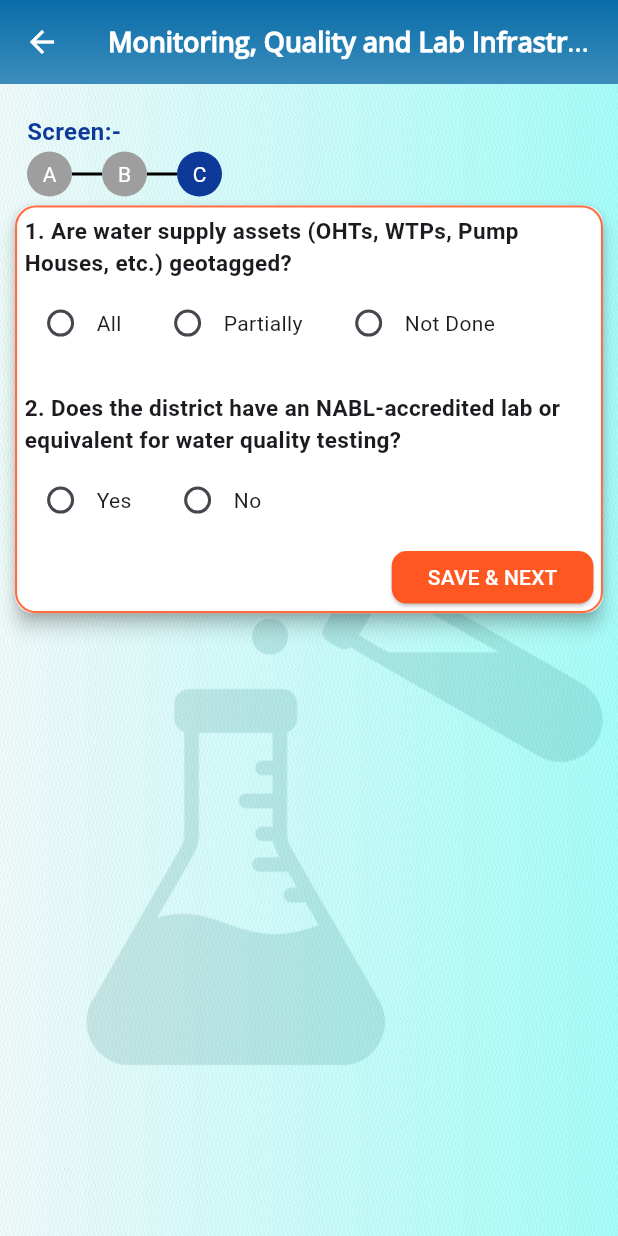
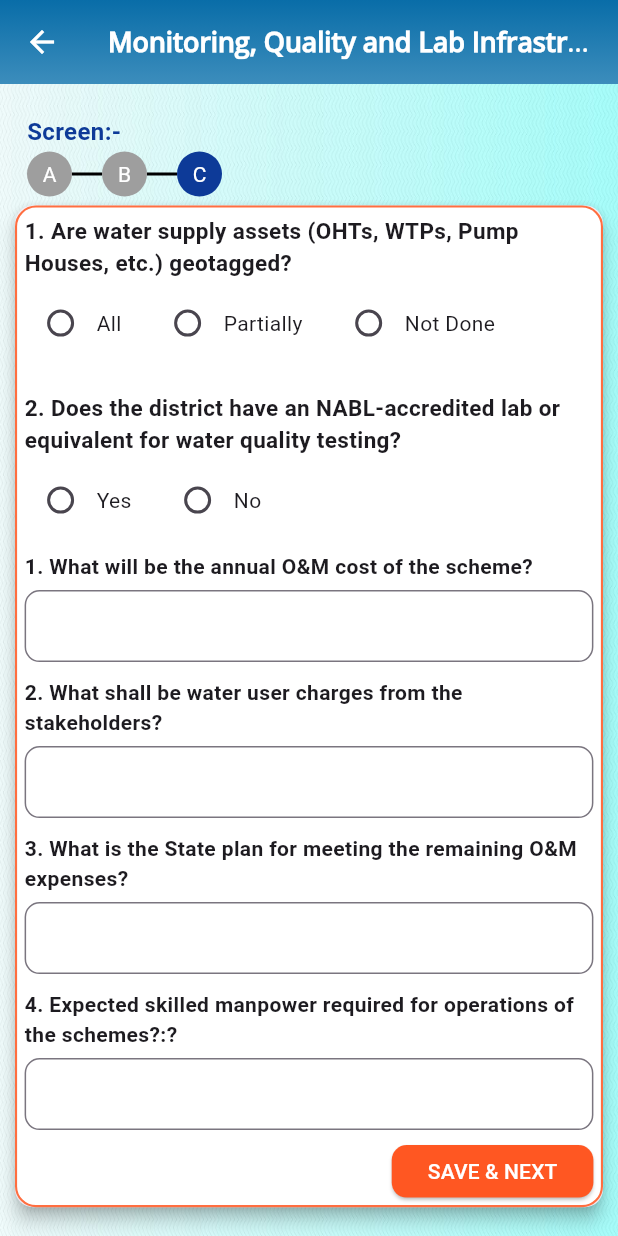
Before and after one commit to shubhamdevgupta/cno_inspector, a Flutter app: the MonitioringQuality screen opened by its route, on a phone screen of 412 x 824 dp. Run offline on Flutter 3.47's test engine with Material 3 defaults, Android fonts, the phone set to English and light mode, and no system bars; our stand-ins replace connectivity_plus, device_info_plus, flutter_image_compress, fluttertoast, image_picker, shared_preferences; missing offline and left inert: encrypt; accounts and stored records are empty.

```diff
--- a/lib/views/PartASchemeInfo/PartASourceScreen.dart
+++ b/lib/views/PartASchemeInfo/PartASourceScreen.dart
@@ -225,8 +225,7 @@ class _SourceScreenQuestions extends State<SourceScreenQuestions> {
                                             isLoading: schemeProvider.isLoading,
                                             message: "Saving Source...");
                                         await schemeProvider.saveSourceSurvey(
-                                            userId: _localStorageService.getInt(
-                                                AppConstants.prefUserId)!,
+                                            userId: _localStorageService.getInt(AppConstants.prefUserId)!,
                                             stateId: schemeProvider.stateId!,
                                             schemeId: schemeProvider.schemeId!,
                                             isRecommendShiftToSurface: schemeProvider
--- a/lib/views/PartBDwsm/PartACoordinationPlanningReviewScreen.dart
+++ b/lib/views/PartBDwsm/PartACoordinationPlanningReviewScreen.dart
@@ -200,6 +200,7 @@ class _CoordinationPlanningReview extends State<CoordinationPlanningReview> {
                                       ),
                                     ),
                                     onPressed: () async {
+
                                       LoaderUtils.showLoadingWithMessage(
                                           context,
                                           isLoading: dwsmProvider.isLoading,
@@ -219,9 +220,7 @@ class _CoordinationPlanningReview extends State<CoordinationPlanningReview> {
                                                   dwsmProvider
                                                       .selectedValueQ1Id,
                                               numberOfMeetingsLast6Months:
-                                                  int.parse(dwsmProvider
-                                                      .meetingsHeldController
-                                                      .text),
+                                                  int.parse(dwsmProvider.meetingsHeldController.text),
                                               qualityOfMeeting: dwsmProvider
                                                   .selectedMeetingQualityID,
                                               areCoordinationMeetingsRegular:
--- a/lib/views/PartBDwsm/PartCMonitoringQualityandLabInfrastructure.dart
+++ b/lib/views/PartBDwsm/PartCMonitoringQualityandLabInfrastructure.dart
@@ -140,6 +140,8 @@ class _MonitioringQuality extends State<MonitioringQuality> {
                               child: Column(
                                 crossAxisAlignment: CrossAxisAlignment.start,
                                 children: [
+                                 Column(
+                                   children: [
                                      Customradiobttn(
                                        question:
                                        "1. Are water supply assets (OHTs, WTPs, Pump Houses, etc.) geotagged?",
@@ -169,6 +171,50 @@ class _MonitioringQuality extends State<MonitioringQuality> {
                                          "2.1 If no, how is testing managed?",
                                          controller:
                                          dwsmProvider.testingManagedController,
+                                       ),
+                                   ],
+                                 ),
+
+                                  //Below 10% scheme
+                                  Column(
+                                   children: [
+
+                                     Customtxtfeild(
+                                       label: "1. What will be the annual O&M cost of the scheme?",
+                                       controller:
+                                       dwsmProvider.testingManagedController,
+                                     ),
+                                     SizedBox(
+                                       height: 10,
+                                     ),
+                                     Customtxtfeild(
+                                       label: "2.	What shall be water user charges from the stakeholders?",
+                                       controller:
+                                       dwsmProvider.testingManagedController,
+                                     ),
+                                     SizedBox(
+                                       height: 10,
+                                     ),
+                                     Customtxtfeild(
+                                       label: "3. What is the State plan for meeting the remaining O&M expenses?",
+                                       controller:
+                                       dwsmProvider.testingManagedController,
+                                     ),
+                                     SizedBox(
+                                       height: 10,
+                                     ),
+                                     Customtxtfeild(
+                                       label: "4. Expected skilled manpower required for operations of the schemes?:?",
+                                       controller:
+                                       dwsmProvider.testingManagedController,
+                                     ),
+
+                                   ],
+
+                                 ),
+
+                                  SizedBox(
+                                    height: 10,
                                   ),
                                   Align(
                                     alignment: Alignment.centerRight,
@@ -236,6 +282,7 @@ class _MonitioringQuality extends State<MonitioringQuality> {
                                   ),
                                 ],
                               )),
+
                         )
                       ],
                     ),
```
Also changed, not shown: lib/views/PartBDwsm/PartDOperationandMaintenance.dart (+38 -0 lines), lib/views/PartBDwsm/PartEQualityAssuranceandCommissioning.dart (+28 -0 lines). Lines whose indentation alone changed are shown as unchanged.
